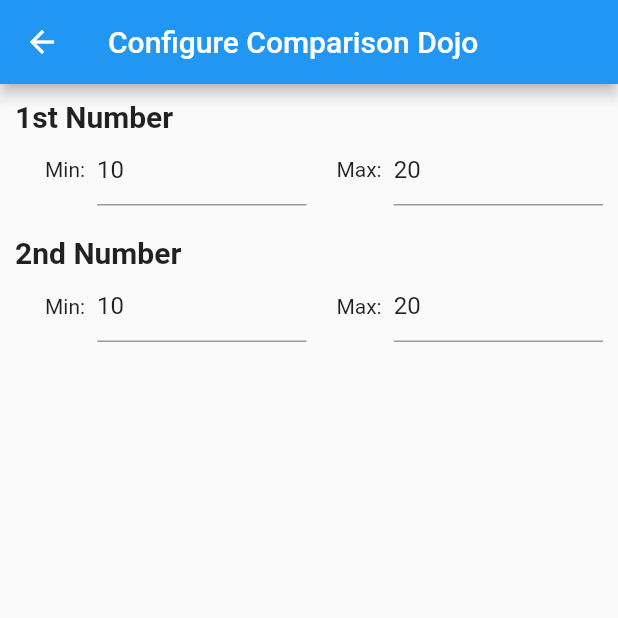
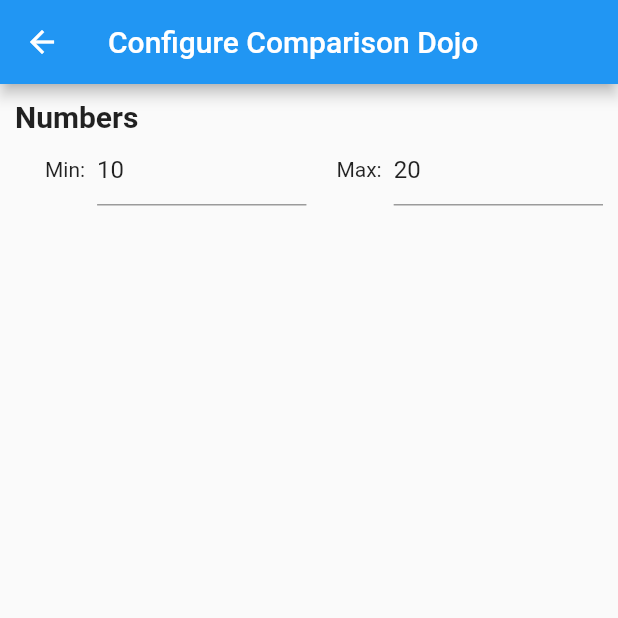
Before and after one commit to fbernaly/OpenWorkbook, a Flutter app: the ConfigComparisonPage screen opened directly with empty values, on a phone screen of 412 x 824 dp, the top half of it. Run offline on Flutter 3.47's test engine with Material 2 defaults, Android fonts, the phone set to English and light mode, and no system bars; drawn by our look-alikes of flutter_platform_widgets; our stand-ins replace audioplayers, carousel_slider; missing offline and left inert: grouped_buttons.

Commit message:
Comparison refactor

```diff
--- a/lib/comparison/comparison_page.dart
+++ b/lib/comparison/comparison_page.dart
@@ -65,8 +65,8 @@ class ComparisonState extends State<ComparisonPage> {
             ],
           ),
           Positioned(
-            right: 50.0,
-            bottom: 50.0,
+            right: 16.0,
+            bottom: 16.0,
             child: PlatformIconButton(
                 onPressed: () => _reload(),
                 iosIcon: Icon(
@@ -119,10 +119,9 @@ class ComparisonState extends State<ComparisonPage> {
     do {
       b = RandomGenerator.generate(
           seed: DateTime.now().millisecondsSinceEpoch + 1,
-          min: config.minB,
-          max: config.maxB);
+          min: config.min,
+          max: config.max);
     } while (this.b == b);
     this.b = b;
-
   }
 }
--- a/lib/comparison/config_comparison_page.dart
+++ b/lib/comparison/config_comparison_page.dart
@@ -9,13 +9,12 @@ import 'package:flutter_platform_widgets/flutter_platform_widgets.dart';
 import 'package:flutter_app/force_orientation.dart';
 
 class ConfigComparison {
-  int min = 10, max = 20, minB = 10, maxB = 20;
+  int min = 10, max = 20;
 
   @override
   String toString() {
     return """
-    min: $min, max: $max
-    minB: $minB, maxB: $maxB""";
+    min: $min, max: $max""";
   }
 }
 
@@ -29,33 +28,25 @@ class ConfigComparisonPage extends StatefulWidget {
 
 class ConfigComparisonPageState extends State<ConfigComparisonPage> {
   TextEditingController textControlllerMin;
-  TextEditingController textControlllerMinB;
   TextEditingController textControlllerMax;
-  TextEditingController textControlllerMaxB;
 
   @override
   initState() {
     super.initState();
 
     textControlllerMin = TextEditingController(text: "${widget.config.min}");
-    textControlllerMinB = TextEditingController(text: "${widget.config.minB}");
     textControlllerMax = TextEditingController(text: "${widget.config.max}");
-    textControlllerMaxB = TextEditingController(text: "${widget.config.maxB}");
   }
 
   @override
   void dispose() {
     // update config
     widget.config.min = int.parse(textControlllerMin.text);
-    widget.config.minB = int.parse(textControlllerMinB.text);
     widget.config.max = int.parse(textControlllerMax.text);
-    widget.config.maxB = int.parse(textControlllerMaxB.text);
 
     // Clean up the controller when the widget is disposed.
     textControlllerMin.dispose();
-    textControlllerMinB.dispose();
     textControlllerMax.dispose();
-    textControlllerMaxB.dispose();
     super.dispose();
   }
 
@@ -74,7 +65,7 @@ class ConfigComparisonPageState extends State<ConfigComparisonPage> {
           crossAxisAlignment: CrossAxisAlignment.start,
           children: <Widget>[
             SizedBox(height: Platform.isIOS ? 100 : 0),
-            Text('1st Number', style: textStyle),
+            Text('Numbers', style: textStyle),
             Row(
               children: <Widget>[
                 SizedBox(width: 20),
@@ -100,29 +91,6 @@ class ConfigComparisonPageState extends State<ConfigComparisonPage> {
             SizedBox(
               height: 20,
             ),
-            Text('2nd Number', style: textStyle),
-            Row(
-              children: <Widget>[
-                SizedBox(width: 20),
-                Text('Min:'),
-                SizedBox(width: 8),
-                Flexible(
-                  child: PlatformTextField(
-                    keyboardType: TextInputType.number,
-                    controller: textControlllerMinB,
-                  ),
-                ),
-                SizedBox(width: 20),
-                Text('Max:'),
-                SizedBox(width: 8),
-                Flexible(
-                  child: PlatformTextField(
-                    keyboardType: TextInputType.number,
-                    controller: textControlllerMaxB,
-                  ),
-                ),
-              ],
-            ),
           ],
         ),
       ),
```
Also changed, not shown: lib/comparison/comparison_widget.dart (+15 -35 lines), lib/draggable/operation.dart (+21 -16 lines).
